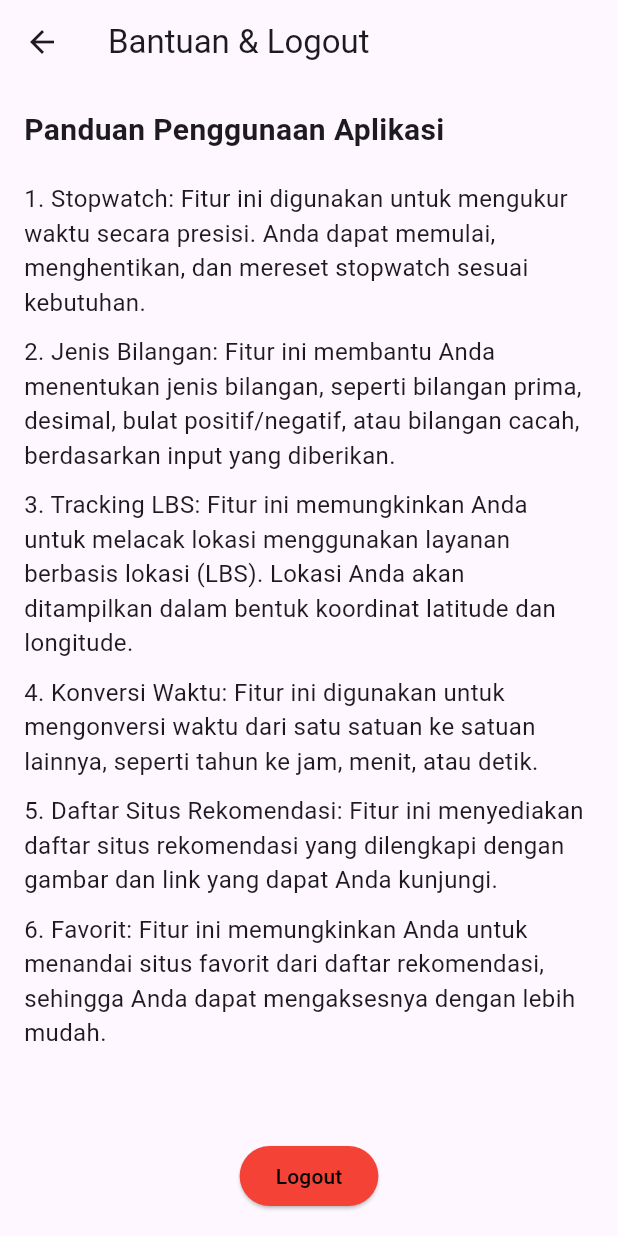
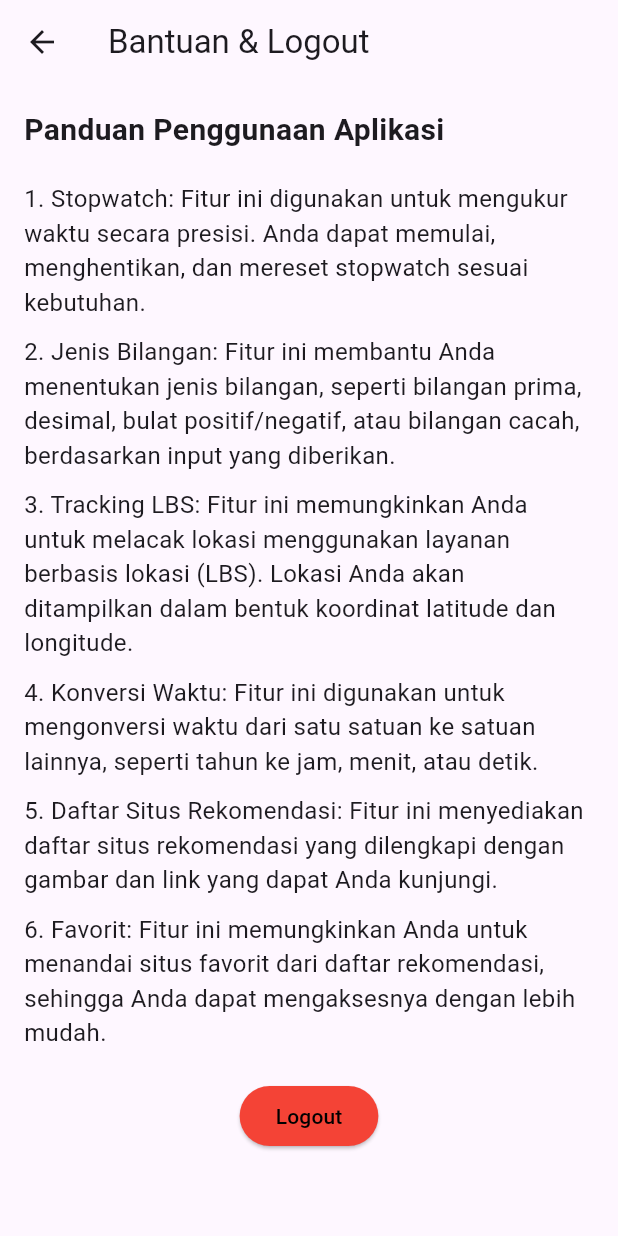
Before and after one commit to RafiqIkhwan/tpmTugas3, a Flutter app: the HelpPage screen opened directly, on a phone screen of 412 x 824 dp. Run offline on Flutter 3.47's test engine with Material 3 defaults, Android fonts, the phone set to English and light mode, and no system bars; our stand-ins replace geolocator.

Commit message:
update help page

```diff
--- a/lib/pages/help_page.dart
+++ b/lib/pages/help_page.dart
@@ -10,59 +10,60 @@ class HelpPage extends StatelessWidget {
   Widget build(BuildContext context) {
     return Scaffold(
       appBar: AppBar(
-        title: Text('Bantuan & Logout'),
+        title: const Text('Bantuan & Logout'),
         leading: IconButton(
-          icon: Icon(Icons.arrow_back),
+          icon: const Icon(Icons.arrow_back),
           onPressed: () {
             Navigator.pushReplacement(
               context,
               MaterialPageRoute(
-                builder: (context) => HomePage(),
+                builder: (context) => const HomePage(),
               ), // Kembali ke MainPage
             );
           },
         ),
       ),
-      body: Padding(
+      body: SingleChildScrollView(
+        // Tambahkan SingleChildScrollView
         padding: const EdgeInsets.all(16.0),
         child: Column(
           crossAxisAlignment: CrossAxisAlignment.start,
           children: [
-            Text(
+            const Text(
               'Panduan Penggunaan Aplikasi',
               style: TextStyle(fontSize: 20, fontWeight: FontWeight.bold),
             ),
-            SizedBox(height: 20),
-            Text(
+            const SizedBox(height: 20),
+            const Text(
               '1. Stopwatch: Fitur ini digunakan untuk mengukur waktu secara presisi. Anda dapat memulai, menghentikan, dan mereset stopwatch sesuai kebutuhan.',
               style: TextStyle(fontSize: 16),
             ),
-            SizedBox(height: 10),
-            Text(
+            const SizedBox(height: 10),
+            const Text(
               '2. Jenis Bilangan: Fitur ini membantu Anda menentukan jenis bilangan, seperti bilangan prima, desimal, bulat positif/negatif, atau bilangan cacah, berdasarkan input yang diberikan.',
               style: TextStyle(fontSize: 16),
             ),
-            SizedBox(height: 10),
-            Text(
+            const SizedBox(height: 10),
+            const Text(
               '3. Tracking LBS: Fitur ini memungkinkan Anda untuk melacak lokasi menggunakan layanan berbasis lokasi (LBS). Lokasi Anda akan ditampilkan dalam bentuk koordinat latitude dan longitude.',
               style: TextStyle(fontSize: 16),
             ),
-            SizedBox(height: 10),
-            Text(
+            const SizedBox(height: 10),
+            const Text(
               '4. Konversi Waktu: Fitur ini digunakan untuk mengonversi waktu dari satu satuan ke satuan lainnya, seperti tahun ke jam, menit, atau detik.',
               style: TextStyle(fontSize: 16),
             ),
-            SizedBox(height: 10),
-            Text(
+            const SizedBox(height: 10),
+            const Text(
               '5. Daftar Situs Rekomendasi: Fitur ini menyediakan daftar situs rekomendasi yang dilengkapi dengan gambar dan link yang dapat Anda kunjungi.',
               style: TextStyle(fontSize: 16),
             ),
-            SizedBox(height: 10),
-            Text(
+            const SizedBox(height: 10),
+            const Text(
               '6. Favorit: Fitur ini memungkinkan Anda untuk menandai situs favorit dari daftar rekomendasi, sehingga Anda dapat mengaksesnya dengan lebih mudah.',
               style: TextStyle(fontSize: 16),
             ),
-            Spacer(),
+            const SizedBox(height: 20),
             Center(
               child: ElevatedButton(
                 style: ElevatedButton.styleFrom(
@@ -72,10 +73,10 @@ class HelpPage extends StatelessWidget {
                 onPressed: () {
                   Navigator.pushReplacement(
                     context,
-                    MaterialPageRoute(builder: (context) => LoginPage()),
+                    MaterialPageRoute(builder: (context) => const LoginPage()),
                   );
                 },
-                child: Text('Logout'),
+                child: const Text('Logout'),
               ),
             ),
           ],
```
